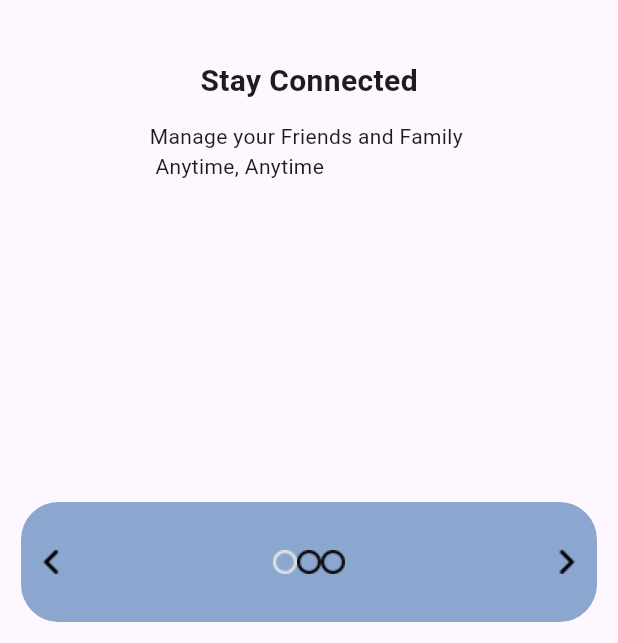
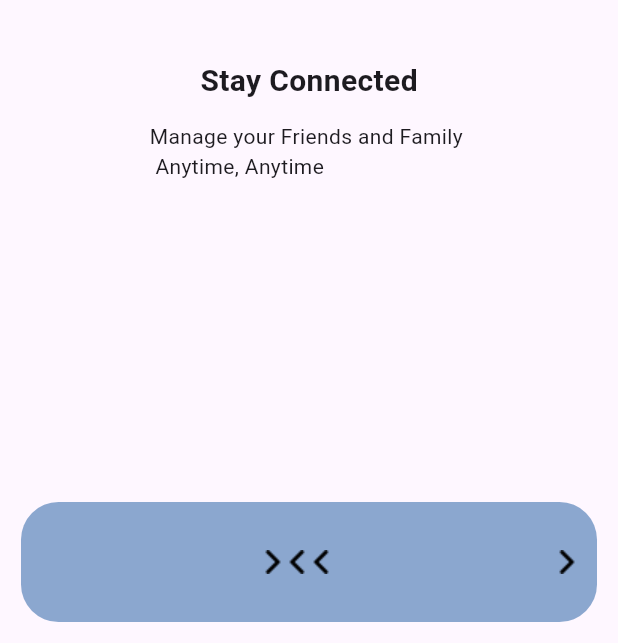
Before and after one commit to Talhaarif326/whisper, a Flutter app: the screen it shows after launch, on a phone screen of 412 x 824 dp, the part 593-1236 px from its top. Run offline on Flutter 3.47's test engine with Material 3 defaults, Android fonts, the phone set to English and light mode, and no system bars; our stand-ins replace bloc, equatable, flutter_bloc.

Commit message:
feat: finalize onboarding flow with navigation to sign-up
Conditionally render images across onboarding pages, and add
a CTA button on the last page routing to the sign-up screen.

```diff
--- a/lib/barrel.dart
+++ b/lib/barrel.dart
@@ -15,6 +15,11 @@ export 'package:whisper/core/app_colors/color_manager.dart';
 export 'package:whisper/features/onboarding/domain/model/onbarding_model.dart';
 export 'package:whisper/features/onboarding/domain/repository/repository.dart';
 
+export 'package:whisper/core/constants/app_size.dart';
+export 'package:whisper/features/onboarding/data/repository/repository_impl.dart';
+export 'package:whisper/features/onboarding/presentation/bloc/onboarding_bloc.dart';
+export 'package:whisper/features/onboarding/presentation/constant/onboarding_constant.dart';
+
 // Packages
 export 'package:bloc/bloc.dart';
 export 'package:flutter_bloc/flutter_bloc.dart';
--- a/lib/features/onboarding/presentation/bloc/onboarding_event.dart
+++ b/lib/features/onboarding/presentation/bloc/onboarding_event.dart
@@ -18,3 +18,7 @@ class OnPageChangeEvent extends OnboardingEvent {
   @override
   List<Object> get props => [index];
 }
+
+class GoToNextPage extends OnboardingEvent {}
+
+class GoToPreviousPage extends OnboardingEvent {}
--- a/lib/features/onboarding/presentation/onboarding_screen.dart
+++ b/lib/features/onboarding/presentation/onboarding_screen.dart
@@ -1,9 +1,5 @@
 import 'package:flutter/material.dart';
 import 'package:whisper/barrel.dart';
-import 'package:whisper/core/constants/app_size.dart';
-import 'package:whisper/features/onboarding/data/repository/repository_impl.dart';
-import 'package:whisper/features/onboarding/presentation/bloc/onboarding_bloc.dart';
-import 'package:whisper/features/onboarding/presentation/constant/onboarding_constant.dart';
 
 class OnboardingScreen extends StatefulWidget {
   const OnboardingScreen({super.key});
@@ -13,19 +9,30 @@ class OnboardingScreen extends StatefulWidget {
 }
 
 class _OnboardingScreenState extends State<OnboardingScreen> {
+  final PageController _pageController = PageController();
   @override
   Widget build(BuildContext context) {
     print('test2');
-    return Scaffold(
-      body: BlocProvider(
+    return BlocProvider(
       create: (context) =>
           OnboardingBloc(RepositoryImpl())..add(GetOnboardingData()),
-        child: SafeArea(
+      child: Scaffold(
+        body: SafeArea(
           child: BlocBuilder<OnboardingBloc, OnboardingState>(
             builder: (context, state) {
+              print('test1');
               return Column(
                 children: [
                   Expanded(
+                    child: BlocListener<OnboardingBloc, OnboardingState>(
+                      listenWhen: (previous, current) => previous != current,
+                      listener: (context, state) {
+                        _pageController.animateToPage(
+                          state.index,
+                          duration: Duration(microseconds: 300),
+                          curve: Curves.easeInOut,
+                        );
+                      },
                       child: PageView.builder(
                         itemCount: state.slider.length,
                         onPageChanged: (value) {
@@ -33,6 +40,7 @@ class _OnboardingScreenState extends State<OnboardingScreen> {
                             OnPageChangeEvent(index: value),
                           );
                         },
+                        controller: _pageController,
 
                         itemBuilder: (context, index) => Column(
                           crossAxisAlignment: CrossAxisAlignment.center,
@@ -57,9 +65,12 @@ class _OnboardingScreenState extends State<OnboardingScreen> {
                         ),
                       ),
                     ),
+                  ),
                   Padding(
                     padding: EdgeInsets.all(AppPadding.padding14),
                     child: Container(
+                      width: double.infinity,
+                      alignment: Alignment.center,
                       height: AppSize.sizeDouble80,
                       decoration: BoxDecoration(
                         borderRadius: BorderRadius.circular(25),
@@ -67,26 +78,73 @@ class _OnboardingScreenState extends State<OnboardingScreen> {
                       ),
                       child: Padding(
                         padding: EdgeInsets.all(AppPadding.padding12),
-                        child: Row(
-                          mainAxisAlignment: MainAxisAlignment.spaceBetween,
+                        child: state.index < state.slider.length - 1
+                            ? Row(
+                                mainAxisAlignment:
+                                    MainAxisAlignment.spaceBetween,
                                 children: [
                                   GestureDetector(
-                              child: Image.asset(OnboardingImages.letArrow),
+                                    onTap: () {
+                                      print(state.index);
+                                      context.read<OnboardingBloc>().add(
+                                        GoToPreviousPage(),
+                                      );
+                                    },
+                                    child: state.index == 0
+                                        ? SizedBox.shrink()
+                                        : Image.asset(
+                                            OnboardingImages.letArrow,
+                                          ),
                                   ),
                                   Row(
-                              mainAxisAlignment: MainAxisAlignment.spaceAround,
+                                    mainAxisAlignment:
+                                        MainAxisAlignment.spaceAround,
                                     children: [
-                                for (int i = 0; i < state.slider.length; i++)
+                                      for (
+                                        int i = 0;
+                                        i < state.slider.length;
+                                        i++
+                                      )
                                         if (i == state.index)
-                                    Image.asset(OnboardingImages.whiteCircle)
+                                          Image.asset(
+                                            OnboardingImages.rightArrow,
+                                          )
                                         else
-                                    Image.asset(OnboardingImages.blackCircle),
+                                          Image.asset(
+                                            OnboardingImages.letArrow,
+                                          ),
                                     ],
                                   ),
                                   GestureDetector(
-                              child: Image.asset(OnboardingImages.rightArrow),
+                                    onTap: () {
+                                      print(state.index);
+                                      context.read<OnboardingBloc>().add(
+                                        GoToNextPage(),
+                                      );
+                                    },
+                                    child: state.index < state.slider.length - 1
+                                        ? Image.asset(
+                                            OnboardingImages.rightArrow,
+                                          )
+                                        : SizedBox.shrink(),
                                   ),
                                 ],
+                              )
+                            : ElevatedButton(
+                                onPressed: () {
+                                  Navigator.pushReplacementNamed(
+                                    context,
+                                    RoutesManager.loginScreen,
+                                  );
+                                },
+                                child: Text(
+                                  "Continue",
+                                  style: TextStyle(
+                                    fontSize: AppSize.sizeDouble20,
+                                    fontWeight: FontWeight.bold,
+                                  ),
+                                  textAlign: TextAlign.center,
+                                ),
                               ),
                       ),
                     ),
```
Also changed, not shown: lib/features/onboarding/presentation/bloc/onboarding_bloc.dart (+17 -0 lines), lib/features/onboarding/presentation/widget/bottom_circles.dart (deleted, +0 -51 lines). Lines whose indentation alone changed are shown as unchanged.
